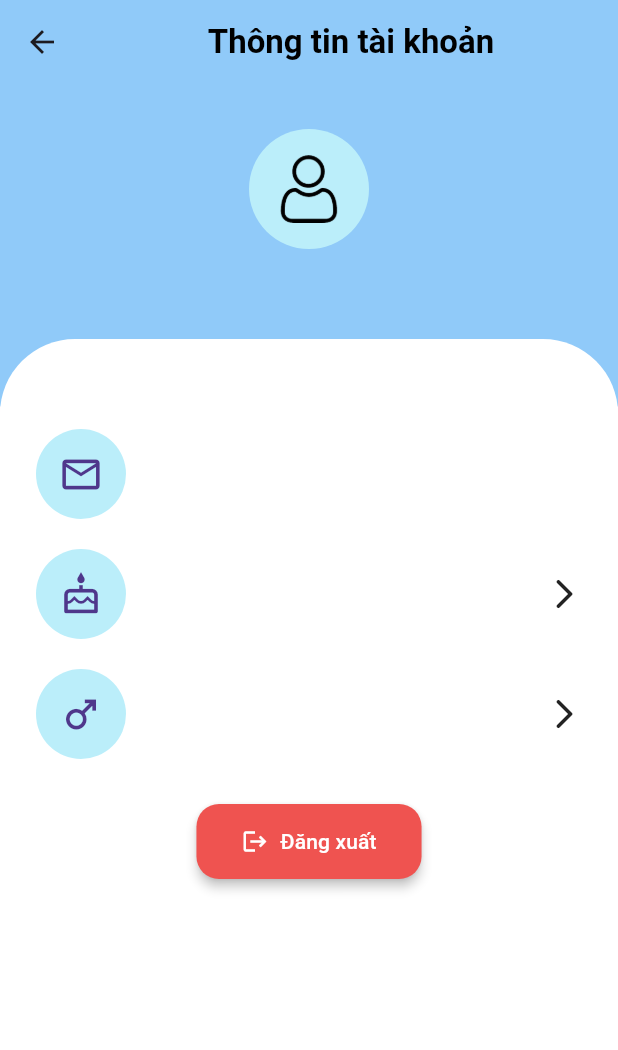
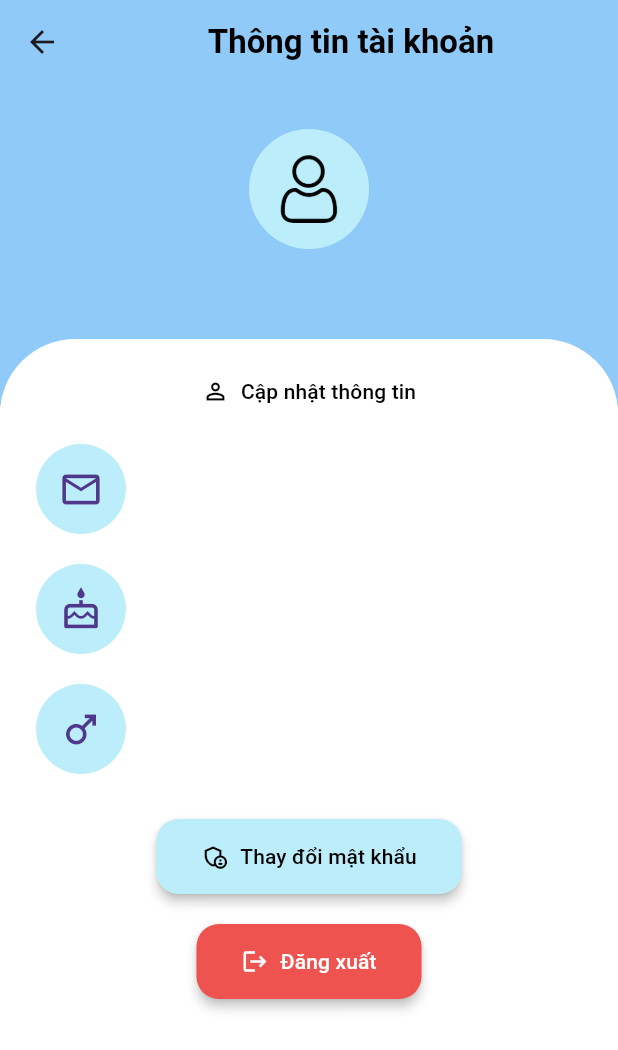
Before and after one commit to quyok808/mobile_English, a Flutter app: the AccountView screen opened by its route, on a phone screen of 412 x 824 dp. Shown: the top 1050 px of the screen. Run offline on Flutter 3.47's test engine with Material 3 defaults, Android fonts, the phone set to English and light mode, and no system bars; our stand-ins replace cloud_firestore, firebase_auth, firebase_core, flip_card, flutter_native_splash, flutter_tts and 4 more; missing offline and left inert: mailer; accounts and stored records are empty.

Commit message:
Insert thay đổi mật khẫu

```diff
--- a/lib/app/modules/account/views/widgets/button_management.dart
+++ b/lib/app/modules/account/views/widgets/button_management.dart
@@ -1,10 +1,12 @@
 import 'package:flutter/material.dart';
 import 'package:get/get.dart';
 import 'package:onlya_english/app/modules/account/controllers/account_controller.dart';
+import 'package:onlya_english/app/modules/account/views/widgets/change-pass-button.dart';
 import 'package:onlya_english/app/themes/theme.dart';
 
 import 'CustomText.dart';
 import 'louout_button.dart';
+import 'update-info-button.dart';
 import 'user-info-row.dart';
 
 class ListManagement extends StatelessWidget {
@@ -13,7 +15,7 @@ class ListManagement extends StatelessWidget {
     final AccountController _controller = Get.put(AccountController());
 
     return Padding(
-      padding: const EdgeInsets.only(top: 50),
+      padding: const EdgeInsets.only(top: 10),
       child: RefreshIndicator(
         onRefresh: _controller.loadUserInfo, // Gọi phương thức tải lại dữ liệu
         child: Obx(() {
@@ -22,6 +24,7 @@ class ListManagement extends StatelessWidget {
 
           return ListView(
             children: [
+              UpdateInfomationButton(),
               Padding(
                 padding:
                     const EdgeInsets.symmetric(horizontal: 24.0, vertical: 10),
@@ -52,6 +55,11 @@ class ListManagement extends StatelessWidget {
               SizedBox(height: 20),
               Row(
                 mainAxisSize: MainAxisSize.min,
+                children: [Spacer(), ChangePassButton(), Spacer()],
+              ),
+              SizedBox(height: 20),
+              Row(
+                mainAxisSize: MainAxisSize.min,
                 children: [Spacer(), LogoutButton(), Spacer()],
               ),
             ],
--- /dev/null
+++ b/lib/app/modules/account/views/widgets/change-pass-button.dart
@@ -0,0 +1,44 @@
+import 'package:flutter/material.dart';
+import 'package:get/get.dart';
+import 'package:onlya_english/app/modules/account/controllers/account_controller.dart';
+import 'package:onlya_english/app/themes/theme.dart';
+
+import '../../../../middleware/auth/controllers/auth_controller.dart';
+
+class ChangePassButton extends StatelessWidget {
+  const ChangePassButton({super.key});
+
+  @override
+  Widget build(BuildContext context) {
+    return ElevatedButton(
+      onPressed: () async {
+        Get.toNamed('/change-pass');
+      },
+      style: ElevatedButton.styleFrom(
+        // Màu nền chính
+        backgroundColor: AppTheme.light_blue,
+        padding: EdgeInsets.symmetric(horizontal: 30, vertical: 15),
+        shape: RoundedRectangleBorder(
+            borderRadius: BorderRadius.circular(15)), // Bo tròn góc
+        elevation: 3, // Thêm đổ bóng nhẹ
+      ),
+      child: Row(
+        mainAxisAlignment:
+            MainAxisAlignment.center, // Để căn giữa cả icon và text
+        mainAxisSize: MainAxisSize.min,
+        children: [
+          Icon(
+            Icons
+                .admin_panel_settings_outlined, // Chọn icon đăng xuất phù hợp, bạn có thể thay bằng icon khác
+            color: Colors.black, // Màu icon
+          ),
+          SizedBox(width: 8), // Khoảng cách giữa icon và text
+          Text(
+            'Thay đổi mật khẩu',
+            style: TextStyle(color: Colors.black),
+          ),
+        ],
+      ),
+    );
+  }
+}
--- /dev/null
+++ b/lib/app/modules/account/views/widgets/update-info-button.dart
@@ -0,0 +1,40 @@
+import 'package:flutter/material.dart';
+import 'package:get/get.dart';
+
+class UpdateInfomationButton extends StatelessWidget {
+  const UpdateInfomationButton({super.key});
+
+  @override
+  Widget build(BuildContext context) {
+    return TextButton(
+      onPressed: () async {
+        Get.offAllNamed('/edit-info');
+      },
+      style: ElevatedButton.styleFrom(
+        // Màu nền chính
+
+        padding: EdgeInsets.symmetric(horizontal: 30, vertical: 15),
+        shape: RoundedRectangleBorder(
+            borderRadius: BorderRadius.circular(15)), // Bo tròn góc
+        elevation: 3, // Thêm đổ bóng nhẹ
+      ),
+      child: Row(
+        mainAxisAlignment:
+            MainAxisAlignment.center, // Để căn giữa cả icon và text
+        mainAxisSize: MainAxisSize.min,
+        children: [
+          Icon(
+            Icons
+                .perm_identity_outlined, // Chọn icon đăng xuất phù hợp, bạn có thể thay bằng icon khác
+            color: Colors.black, // Màu icon
+          ),
+          SizedBox(width: 8), // Khoảng cách giữa icon và text
+          Text(
+            'Cập nhật thông tin',
+            style: TextStyle(color: Colors.black),
+          ),
+        ],
+      ),
+    );
+  }
+}
--- a/lib/app/modules/account/views/widgets/user-info-row.dart
+++ b/lib/app/modules/account/views/widgets/user-info-row.dart
@@ -1,5 +1,6 @@
 // user_info_row.dart
 import 'package:flutter/material.dart';
+import 'package:get/get.dart';
 import 'package:onlya_english/app/themes/theme.dart';
 import 'CustomText.dart';
 
@@ -9,6 +10,7 @@ class UserInfoRow extends StatelessWidget {
   final String content; // Dữ liệu đã được truyền vào
 
   const UserInfoRow({
+    super.key,
     required this.icon,
     required this.label,
     required this.content,
@@ -25,10 +27,8 @@ class UserInfoRow extends StatelessWidget {
             backgroundColor: AppTheme.light_blue,
             child: Icon(icon, size: 30),
           ),
-          const SizedBox(width: 10),
+          SizedBox(width: 10),
           Customtext(NoiDung: content), // Hiển thị nội dung đã truyền vào
-          const Spacer(),
-          const Icon(Icons.arrow_forward_ios_rounded),
         ],
       ),
     );
--- a/lib/app/routes/app_pages.dart
+++ b/lib/app/routes/app_pages.dart
@@ -3,11 +3,12 @@
 import 'package:get/get.dart';
 import 'package:onlya_english/app/modules/Search/views/search_view.dart';
 import 'package:onlya_english/app/modules/account/bindings/account_binding.dart';
+import 'package:onlya_english/app/modules/account/views/change-pass-view.dart';
+import 'package:onlya_english/app/modules/edit_infomation/bindings/editInfomation_binding.dart';
+import 'package:onlya_english/app/modules/edit_infomation/views/edit_infomation_view.dart';
 import 'package:onlya_english/app/modules/flashcard/views/flashcard_view.dart';
 import '../modules/flashcard/bindings/flashcard_binding.dart';
 import 'package:onlya_english/app/middleware/auth/views/otp_auth_View.dart';
-import 'package:onlya_english/app/modules/edit_infomation/bindings/editInfomation_binding.dart';
-import 'package:onlya_english/app/modules/edit_infomation/views/edit_infomation_view.dart';
 import 'package:onlya_english/app/modules/home/bindings/home_bindings.dart';
 import '../modules/Search/bindings/search_binding.dart';
 import '../modules/account/views/account_view.dart';
@@ -58,14 +59,18 @@ class AppPages {
       binding: SearchBinding(),
     ),
     GetPage(
+      name: AppRoutes.FLASHCARD,
+      page: () => FlashcardView(),
+      binding: FlashcardBinding(),
+    ),
+    GetPage(
       name: AppRoutes.EDIT_INFOMATION,
       page: () => EditInfomationView(),
       binding: EditinfomationBinding(),
     ),
-     GetPage(
-      name: AppRoutes.FLASHCARD,
-      page: () => FlashcardView(),
-      binding: FlashcardBinding(),
-    ),
+    GetPage(
+      name: AppRoutes.CHANGE_PASS,
+      page: () => ChangePassView(),
+    )
   ];
 }
--- a/lib/app/routes/app_routes.dart
+++ b/lib/app/routes/app_routes.dart
@@ -9,6 +9,7 @@ abstract class AppRoutes {
   static const OTP_VERIFY = '/otp-verification';
   static const FORGOT_PASSWORD = '/forgot-password';
   static const SEARCH = '/search';
+  static const FLASHCARD = '/flashcard';
   static const EDIT_INFOMATION = '/edit-info';
-  static const FLASHCARD = '/flashcard';
+  static const CHANGE_PASS = '/change-pass';
 }
```
Also changed, not shown: lib/app/modules/account/controllers/account_controller.dart (+49 -0 lines), lib/app/modules/account/views/change-pass-view.dart (added, +137 -0 lines).
